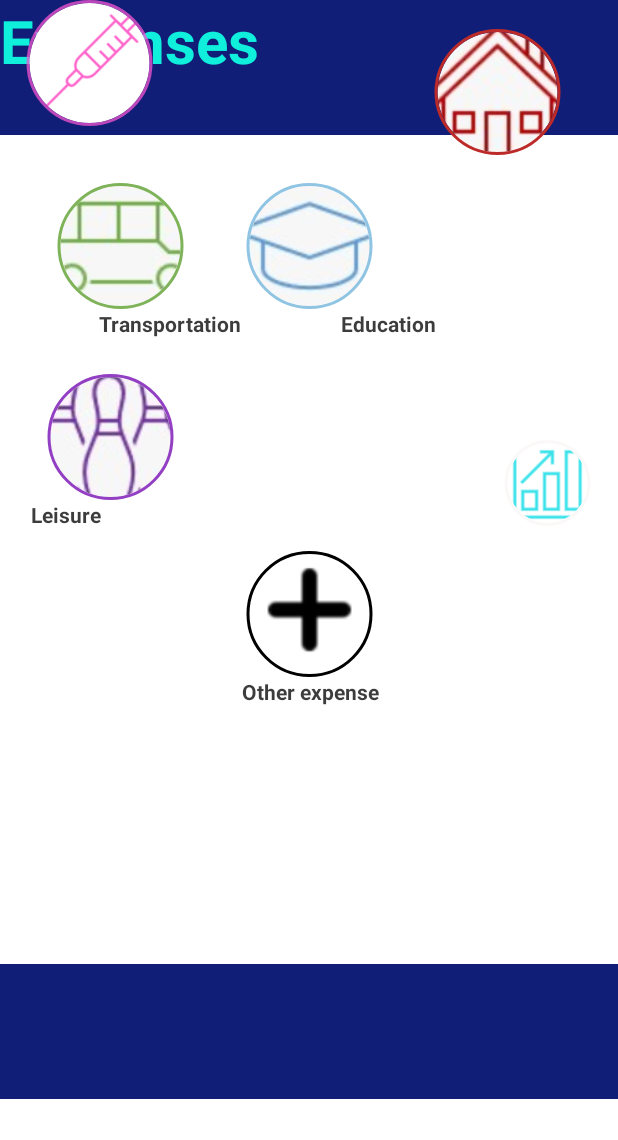
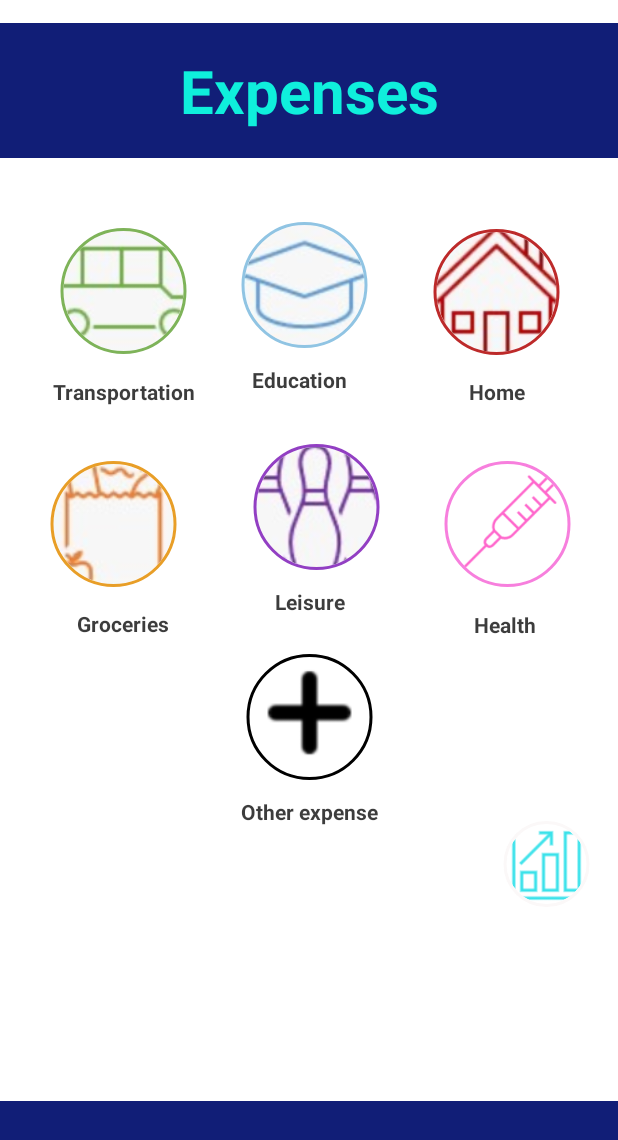
Before and after one commit to nitzanzaig/millionairs, an Android app: the fragment ExpensesFragment shown on its own in the app's theme, on a phone screen of 412 x 824 dp. Shown: the top 1140 px of the screen. Run offline under Robolectric (Android 15) with nearby library versions, the phone set to English and light mode, and no system bars; our stand-ins replace CircleImageView.

Commit message:
Changing activities to fragments

```diff
--- a/app/src/main/res/layout/fragment_expenses.xml
+++ b/app/src/main/res/layout/fragment_expenses.xml
@@ -10,65 +10,65 @@
         android:id="@+id/textView40"
         android:layout_width="414dp"
         android:layout_height="90dp"
-        android:layout_marginTop="9dp"
         android:background="#111E77"
         app:layout_constraintBottom_toBottomOf="parent"
         app:layout_constraintEnd_toEndOf="parent"
-        app:layout_constraintStart_toStartOf="parent"
-        app:layout_constraintTop_toBottomOf="@+id/profile_image108" />
+        app:layout_constraintStart_toStartOf="parent" />
 
     <TextView
-        android:id="@+id/textView31"
+        android:id="@+id/textView4"
         android:layout_width="wrap_content"
         android:layout_height="wrap_content"
         android:layout_marginBottom="21dp"
-        android:layout_marginEnd="24dp"
-        android:layout_marginStart="24dp"
+        android:layout_marginStart="32dp"
         android:text="Transportation"
         android:textColor="#C3000000"
         android:textStyle="bold"
         app:layout_constraintBottom_toTopOf="@+id/profile_image104"
-        app:layout_constraintEnd_toStartOf="@+id/textView34"
+        app:layout_constraintEnd_toStartOf="@+id/textView7"
         app:layout_constraintStart_toStartOf="parent"
         app:layout_constraintTop_toBottomOf="@+id/profile_image101" />
 
     <TextView
-        android:id="@+id/textView33"
+        android:id="@+id/textView6"
         android:layout_width="wrap_content"
         android:layout_height="wrap_content"
+        android:layout_marginBottom="21dp"
+        android:layout_marginEnd="59dp"
         android:text="Home"
         android:textColor="#C3000000"
         android:textStyle="bold"
+        app:layout_constraintBottom_toTopOf="@+id/profile_image103"
         app:layout_constraintEnd_toEndOf="parent"
-        app:layout_constraintStart_toEndOf="@+id/textView34"
-        tools:layout_editor_absoluteY="205dp" />
+        app:layout_constraintStart_toEndOf="@+id/textView7"
+        app:layout_constraintTop_toBottomOf="@+id/profile_image106" />
 
     <TextView
-        android:id="@+id/textView34"
+        android:id="@+id/textView7"
         android:layout_width="wrap_content"
         android:layout_height="wrap_content"
-        android:layout_marginBottom="24dp"
+        android:layout_marginBottom="22dp"
+        android:layout_marginEnd="78dp"
+        android:layout_marginStart="35dp"
         android:text="Education"
         android:textColor="#C3000000"
         android:textStyle="bold"
         app:layout_constraintBottom_toTopOf="@+id/profile_image105"
-        app:layout_constraintEnd_toStartOf="@+id/textView33"
-        app:layout_constraintStart_toEndOf="@+id/textView31"
+        app:layout_constraintEnd_toStartOf="@+id/textView6"
+        app:layout_constraintStart_toEndOf="@+id/textView4"
         app:layout_constraintTop_toBottomOf="@+id/profile_image102" />
 
     <TextView
         android:id="@+id/textView32"
         android:layout_width="wrap_content"
         android:layout_height="wrap_content"
-        android:layout_marginBottom="290dp"
-        android:layout_marginEnd="72dp"
-        android:layout_marginStart="44dp"
+        android:layout_marginBottom="293dp"
+        android:layout_marginStart="48dp"
         android:text="Groceries"
         android:textColor="#C3000000"
         android:textStyle="bold"
         app:layout_constraintBottom_toTopOf="@+id/textView40"
         app:layout_constraintEnd_toStartOf="@+id/textView36"
-        app:layout_constraintHorizontal_bias="0.46"
         app:layout_constraintStart_toStartOf="parent"
         app:layout_constraintTop_toBottomOf="@+id/profile_image104" />
 
@@ -76,18 +76,22 @@
         android:id="@+id/textView35"
         android:layout_width="wrap_content"
         android:layout_height="wrap_content"
+        android:layout_marginBottom="106dp"
+        android:layout_marginEnd="52dp"
         android:text="Health"
         android:textColor="#C3000000"
         android:textStyle="bold"
-        tools:layout_editor_absoluteX="315dp"
-        tools:layout_editor_absoluteY="325dp" />
+        app:layout_constraintBottom_toTopOf="@+id/profile_image108"
+        app:layout_constraintEnd_toEndOf="parent"
+        app:layout_constraintStart_toEndOf="@+id/textView36"
+        app:layout_constraintTop_toBottomOf="@+id/profile_image103" />
 
     <TextView
         android:id="@+id/textView36"
         android:layout_width="54dp"
         android:layout_height="20dp"
-        android:layout_marginBottom="14dp"
-        android:layout_marginEnd="82dp"
+        android:layout_marginEnd="75dp"
+        android:layout_marginStart="68dp"
         android:text="Leisure"
         android:textColor="#C3000000"
         android:textStyle="bold"
@@ -101,13 +105,13 @@
         android:layout_width="wrap_content"
         android:layout_height="wrap_content"
         android:layout_marginBottom="172dp"
-        android:layout_marginEnd="158dp"
+        android:layout_marginEnd="80dp"
         android:layout_marginStart="160dp"
         android:text="Other expense"
         android:textColor="#C3000000"
         android:textStyle="bold"
         app:layout_constraintBottom_toTopOf="@+id/textView40"
-        app:layout_constraintEnd_toEndOf="parent"
+        app:layout_constraintEnd_toStartOf="@+id/profile_image108"
         app:layout_constraintStart_toStartOf="parent"
         app:layout_constraintTop_toBottomOf="@+id/profile_image107" />
 
@@ -115,7 +119,11 @@
         android:id="@+id/textView38"
         android:layout_width="414dp"
         android:layout_height="90dp"
-        android:background="#111E77" />
+        android:background="#111E77"
+        app:layout_constraintBottom_toTopOf="@+id/profile_image101"
+        app:layout_constraintEnd_toEndOf="parent"
+        app:layout_constraintStart_toStartOf="parent"
+        app:layout_constraintTop_toTopOf="parent" />
 
     <TextView
         android:id="@+id/textView39"
@@ -126,20 +134,23 @@
         android:textColor="#0FEFDC"
         android:textSize="40sp"
         android:textStyle="bold"
-        tools:layout_editor_absoluteX="120dp"
-        tools:layout_editor_absoluteY="18dp" />
+        app:layout_constraintBottom_toBottomOf="@+id/textView38"
+        app:layout_constraintEnd_toEndOf="@+id/textView38"
+        app:layout_constraintStart_toStartOf="@+id/textView38"
+        app:layout_constraintTop_toTopOf="@+id/textView38" />
 
     <de.hdodenhof.circleimageview.CircleImageView
         android:id="@+id/profile_image101"
         android:layout_width="119dp"
         android:layout_height="84dp"
-        android:layout_marginStart="14dp"
+        android:layout_marginStart="21dp"
         android:layout_marginTop="32dp"
         android:src="@drawable/bus1"
         app:civ_border_color="#7EB359"
         app:civ_border_width="2dp"
-        app:layout_constraintBottom_toTopOf="@+id/textView31"
+        app:layout_constraintBottom_toTopOf="@+id/textView4"
         app:layout_constraintEnd_toStartOf="@+id/profile_image102"
+        app:layout_constraintHorizontal_bias="1.0"
         app:layout_constraintStart_toStartOf="parent"
         app:layout_constraintTop_toBottomOf="@+id/textView38" />
 
@@ -147,63 +158,66 @@
         android:id="@+id/profile_image102"
         android:layout_width="119dp"
         android:layout_height="84dp"
+        android:layout_marginEnd="7dp"
         android:layout_marginTop="32dp"
         android:src="@drawable/education1"
         app:civ_border_color="#90C4E3"
         app:civ_border_width="2dp"
-        app:layout_constraintBottom_toTopOf="@+id/textView34"
+        app:layout_constraintBottom_toTopOf="@+id/textView7"
         app:layout_constraintEnd_toStartOf="@+id/profile_image106"
         app:layout_constraintStart_toEndOf="@+id/profile_image101"
-        app:layout_constraintTop_toBottomOf="@+id/textView38"
-        app:layout_constraintVertical_bias="0.0" />
+        app:layout_constraintTop_toBottomOf="@+id/textView38" />
 
     <de.hdodenhof.circleimageview.CircleImageView
         android:id="@+id/profile_image103"
         android:layout_width="119dp"
         android:layout_height="84dp"
+        android:layout_marginEnd="13dp"
         android:src="@drawable/mazrek"
         app:civ_border_color="#BFF455D2"
         app:civ_border_width="2dp"
-        tools:layout_editor_absoluteX="280dp"
-        tools:layout_editor_absoluteY="241dp" />
+        app:layout_constraintBottom_toTopOf="@+id/textView35"
+        app:layout_constraintEnd_toEndOf="parent"
+        app:layout_constraintStart_toEndOf="@+id/profile_image105"
+        app:layout_constraintTop_toBottomOf="@+id/textView6" />
 
     <de.hdodenhof.circleimageview.CircleImageView
         android:id="@+id/profile_image104"
         android:layout_width="119dp"
         android:layout_height="84dp"
-        android:layout_marginBottom="2dp"
-        android:layout_marginEnd="13dp"
-        android:layout_marginStart="14dp"
+        android:layout_marginStart="15dp"
         android:src="@drawable/groceries1"
         app:civ_border_color="#E89E27"
         app:civ_border_width="2dp"
         app:layout_constraintBottom_toTopOf="@+id/textView32"
         app:layout_constraintEnd_toStartOf="@+id/profile_image105"
         app:layout_constraintStart_toStartOf="parent"
-        app:layout_constraintTop_toBottomOf="@+id/textView31" />
+        app:layout_constraintTop_toBottomOf="@+id/textView4" />
 
     <de.hdodenhof.circleimageview.CircleImageView
         android:id="@+id/profile_image105"
         android:layout_width="119dp"
         android:layout_height="84dp"
+        android:layout_marginEnd="8dp"
+        android:layout_marginStart="15dp"
         android:src="@drawable/balling1"
         app:civ_border_color="#D57D1AB8"
         app:civ_border_width="2dp"
         app:layout_constraintBottom_toTopOf="@+id/textView36"
         app:layout_constraintEnd_toStartOf="@+id/profile_image103"
         app:layout_constraintStart_toEndOf="@+id/profile_image104"
-        app:layout_constraintTop_toBottomOf="@+id/textView34" />
+        app:layout_constraintTop_toBottomOf="@+id/textView7" />
 
     <de.hdodenhof.circleimageview.CircleImageView
         android:id="@+id/profile_image106"
         android:layout_width="119dp"
         android:layout_height="84dp"
-        android:layout_marginEnd="14dp"
+        android:layout_marginEnd="20dp"
         android:layout_marginTop="32dp"
         android:src="@drawable/house1"
         app:civ_border_color="#BD2A2A"
         app:civ_border_width="2dp"
-        app:layout_constraintBottom_toTopOf="@+id/textView33"
+        app:layout_constraintBottom_toTopOf="@+id/textView6"
         app:layout_constraintEnd_toEndOf="parent"
         app:layout_constraintStart_toEndOf="@+id/profile_image102"
         app:layout_constraintTop_toBottomOf="@+id/textView38" />
@@ -214,6 +228,7 @@
         android:layout_height="84dp"
         android:layout_marginEnd="146dp"
         android:layout_marginStart="146dp"
+        android:layout_marginTop="14dp"
         android:src="@drawable/pl"
         app:civ_border_color="#FF000000"
         app:civ_border_width="2dp"
@@ -226,15 +241,16 @@
         android:id="@+id/profile_image108"
         android:layout_width="63dp"
         android:layout_height="57dp"
-        android:layout_marginBottom="9dp"
+        android:layout_marginBottom="129dp"
         android:layout_marginEnd="15dp"
-        android:layout_marginStart="333dp"
+        android:layout_marginTop="130dp"
         android:src="@drawable/graph"
         app:civ_border_color="#FBF8F8"
         app:civ_border_width="2dp"
         app:layout_constraintBottom_toTopOf="@+id/textView40"
         app:layout_constraintEnd_toEndOf="parent"
-        app:layout_constraintStart_toStartOf="parent"
-        app:layout_constraintTop_toBottomOf="@+id/textView35" />
+        app:layout_constraintStart_toEndOf="@+id/textView37"
+        app:layout_constraintTop_toBottomOf="@+id/profile_image103"
+        app:layout_constraintVertical_bias="1.0" />
 
 </androidx.constraintlayout.widget.ConstraintLayout>
```
